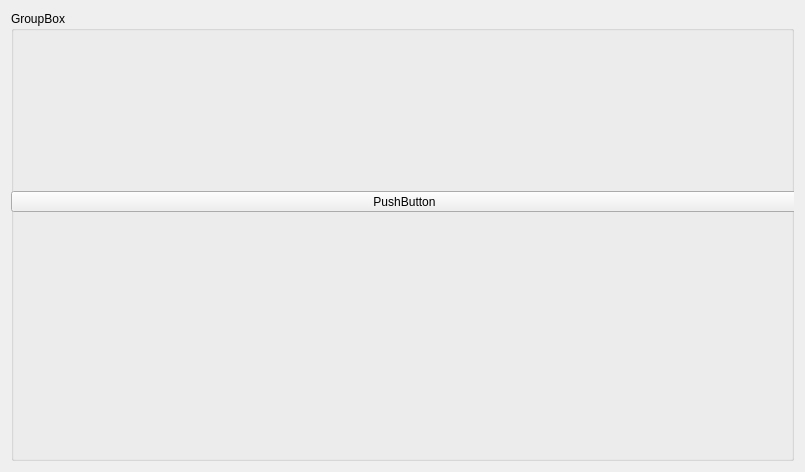
First picture: the form in workingfield.ui, repository OlehMakara/Nonogram, before the edit.
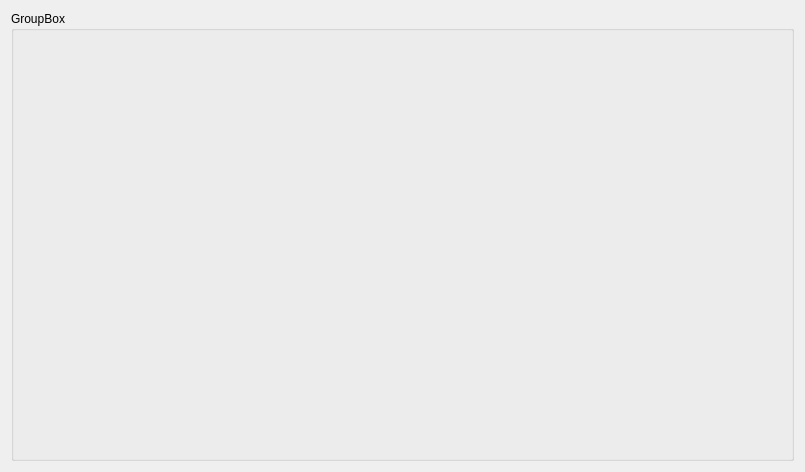
Second picture: the form after the edit.

Diff of the .ui file:
```diff
--- a/workingfield.ui
+++ b/workingfield.ui
@@ -28,19 +28,6 @@
      <property name="checkable">
       <bool>false</bool>
      </property>
-     <widget class="QPushButton" name="pushButton">
-      <property name="geometry">
-       <rect>
-        <x>0</x>
-        <y>180</y>
-        <width>787</width>
-        <height>21</height>
-       </rect>
-      </property>
-      <property name="text">
-       <string>PushButton</string>
-      </property>
-     </widget>
     </widget>
    </item>
   </layout>
```
